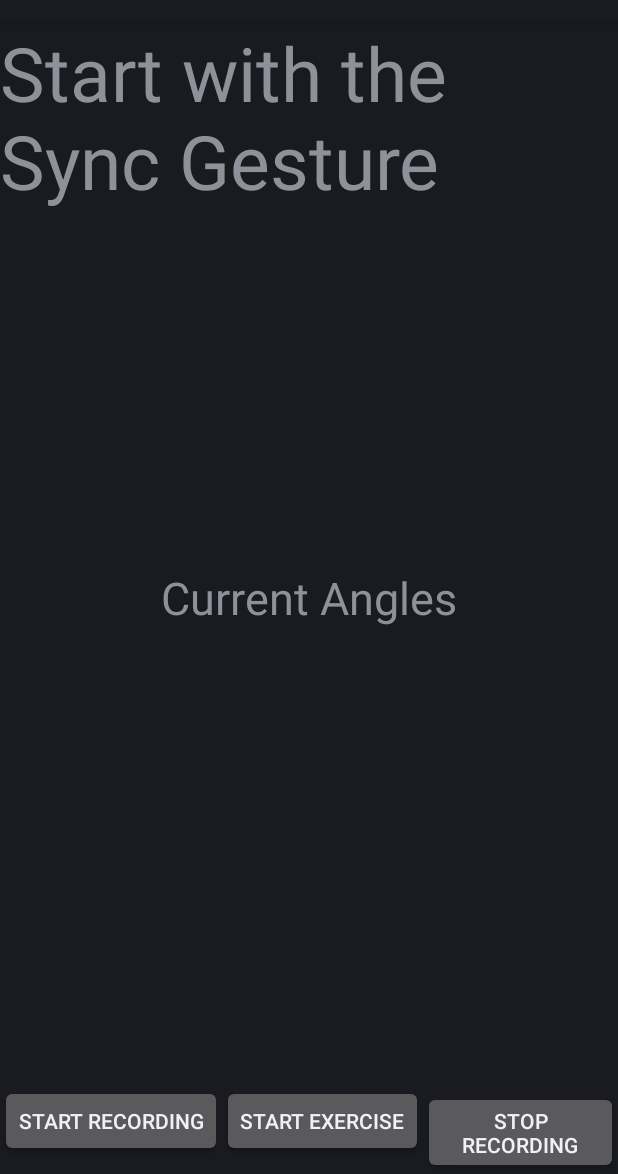
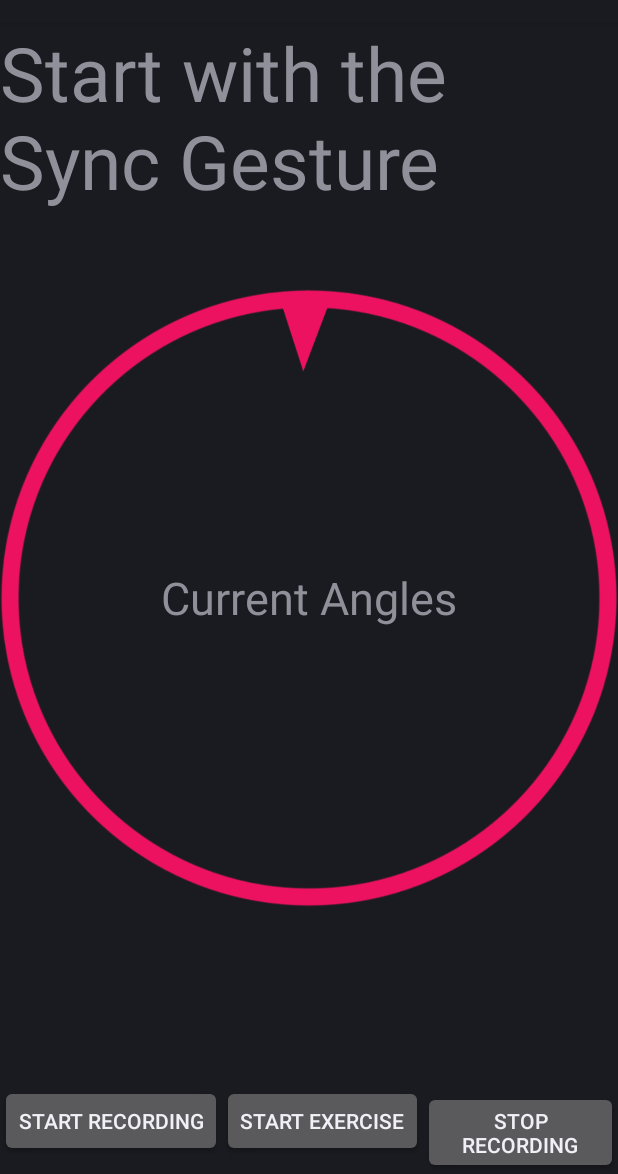
Before and after one commit to mathieu-wang/Myo_Workout_Monitor, an Android app: the screen it shows after launch (MainActivity), after a tap on "STOP RECORDING", on a phone screen of 412 x 824 dp, the part 62-1236 px from its top. Run offline under Robolectric (Android 15) with nearby library versions, the phone set to English and light mode, and no system bars; libraries missing offline, so code that uses them is left out: com.thalmic.myo; 3 statements that could not run were skipped.

Commit message:
Pushing the latest code, still need to work on UI

```diff
--- a/WorkoutMonitor/src/main/java/com/myoworkoutmonitor/android/workoutmonitor/MainActivity.java
+++ b/WorkoutMonitor/src/main/java/com/myoworkoutmonitor/android/workoutmonitor/MainActivity.java
@@ -17,6 +17,7 @@ import android.view.MenuInflater;
 import android.view.MenuItem;
 import android.view.View;
 import android.widget.Button;
+import android.widget.ImageView;
 import android.widget.TextView;
 import android.widget.Toast;
 
@@ -55,6 +56,8 @@ public class MainActivity extends Activity {
 
     private boolean maxReached = false;
     private boolean minReached = false;
+
+    private boolean isRecorded = false;
 
     private int repCount;
 
@@ -155,6 +158,15 @@ public class MainActivity extends Activity {
             sb.append("Pitch: ").append(round(pitch, 3)).append(System.getProperty("line.separator"));
             sb.append("Yaw: ").append(round(yaw, 3)).append(System.getProperty("line.separator"));
             anglesView.setText(sb.toString());
+
+            //code to update the curve
+            if (isRecorded) {
+                ImageView imageView = (ImageView) findViewById(R.id.imageView);
+                imageView.setPivotX(imageView.getWidth()/2);
+                imageView.setPivotY(imageView.getHeight()/2);
+                imageView.setRotation(updateImageView(savedMin, savedMax, pitch));
+
+            }
         }
 
         // onPose() is called whenever a Myo provides a new pose.
@@ -232,6 +244,7 @@ public class MainActivity extends Activity {
                 isRecording = false;
                 String toSave = maxPitch + "," + minPitch;
                 write("Exercise_1", toSave);
+                isRecorded = true;
             }
         });
 
@@ -386,4 +399,13 @@ public class MainActivity extends Activity {
 
         return valid;
     }
+
+    private float updateImageView(float min, float max, float current) {
+        float interval = Math.abs(max) + Math.abs(min);
+        if (current<0) {
+            return ((min-current)/interval)*360;
+        } else {
+            return ((current + Math.abs(min))/interval)*360;
+        }
+    }
 }
--- a/WorkoutMonitor/src/main/res/layout/activity_workoutmonitor.xml
+++ b/WorkoutMonitor/src/main/res/layout/activity_workoutmonitor.xml
@@ -23,6 +23,14 @@
         android:layout_height="wrap_content"
         android:layout_gravity="center"
         tools:ignore="SpUsage"/>
+    <ImageView
+        android:layout_width="wrap_content"
+        android:layout_height="wrap_content"
+        android:id="@+id/imageView"
+        android:layout_gravity="center_horizontal|top"
+        android:src="@drawable/gauge" />
+
+
     <LinearLayout
         android:layout_width="fill_parent"
         android:layout_height="wrap_content"
```
Also changed, not shown: WorkoutMonitor/src/main/res/drawable/gauge.png (added).
